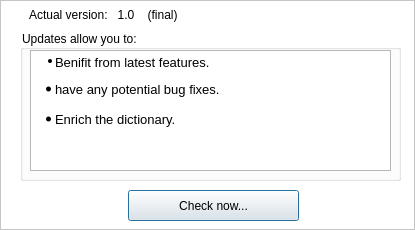
Before: the Qt Designer form updates.ui in 01walid/Nibras, drawn with Qt 5.
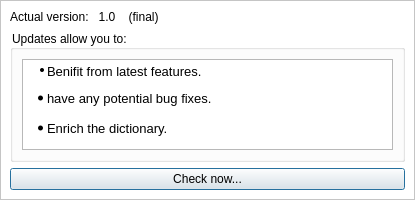
After: the same form once the commit is applied.

What changed in the file:
```diff
--- a/updates.ui
+++ b/updates.ui
@@ -7,19 +7,19 @@
     <x>0</x>
     <y>0</y>
     <width>415</width>
-    <height>230</height>
+    <height>200</height>
    </rect>
   </property>
   <property name="minimumSize">
    <size>
     <width>415</width>
-    <height>230</height>
+    <height>200</height>
    </size>
   </property>
   <property name="maximumSize">
    <size>
     <width>415</width>
-    <height>230</height>
+    <height>200</height>
    </size>
   </property>
   <property name="windowTitle">
@@ -40,27 +40,22 @@
      <property name="frameShadow">
       <enum>QFrame::Raised</enum>
      </property>
+     <layout class="QVBoxLayout" name="verticalLayout_2">
+      <item>
+       <widget class="QLabel" name="label">
+        <property name="text">
+         <string>Actual version:   1.0    (final)</string>
+        </property>
+       </widget>
+      </item>
+      <item>
      <widget class="QGroupBox" name="groupBox">
-      <property name="geometry">
-       <rect>
-        <x>20</x>
-        <y>30</y>
-        <width>381</width>
-        <height>151</height>
-       </rect>
-      </property>
       <property name="title">
        <string>Updates allow you to: </string>
       </property>
+        <layout class="QVBoxLayout" name="verticalLayout">
+         <item>
       <widget class="QTextBrowser" name="textBrowser">
-       <property name="geometry">
-        <rect>
-         <x>10</x>
-         <y>20</y>
-         <width>361</width>
-         <height>121</height>
-        </rect>
-       </property>
        <property name="styleSheet">
         <string notr="true">background: none;</string>
        </property>
@@ -75,16 +70,12 @@
 &lt;li style=&quot; font-size:10pt;&quot; style=&quot; margin-top:0px; margin-bottom:0px; margin-left:0px; margin-right:-5px; -qt-block-indent:0; text-indent:-20px;&quot;&gt;Enrich the dictionary.&lt;/li&gt;&lt;/ul&gt;&lt;/body&gt;&lt;/html&gt;</string>
        </property>
       </widget>
-     </widget>
+         </item>
+        </layout>
+       </widget>
+      </item>
+      <item>
      <widget class="QPushButton" name="pushButton">
-      <property name="geometry">
-       <rect>
-        <x>128</x>
-        <y>190</y>
-        <width>171</width>
-        <height>31</height>
-       </rect>
-      </property>
       <property name="styleSheet">
        <string notr="true">background: none;</string>
       </property>
@@ -92,19 +83,8 @@
        <string>Check now...</string>
       </property>
      </widget>
-     <widget class="QLabel" name="label">
-      <property name="geometry">
-       <rect>
-        <x>29</x>
-        <y>7</y>
-        <width>161</width>
-        <height>16</height>
-       </rect>
-      </property>
-      <property name="text">
-       <string>Actual version:   1.0    (final)</string>
-      </property>
-     </widget>
+      </item>
+     </layout>
     </widget>
    </item>
   </layout>
```
Left out of the diff: 2 changed lines with no effect on the pictures. Lines whose indentation alone changed are shown as unchanged.
